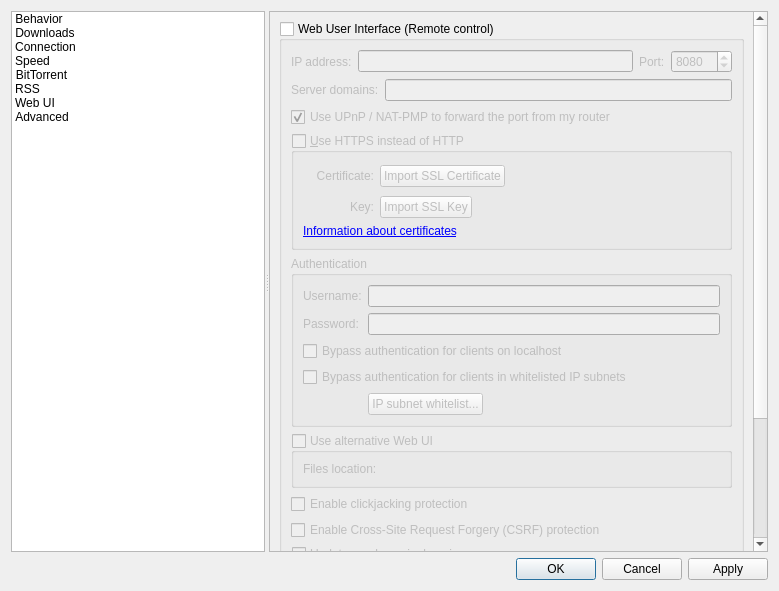
First picture: the form in src/gui/optionsdialog.ui, repository SysAdminDoc/qBittorrent-Vanced, before the edit.
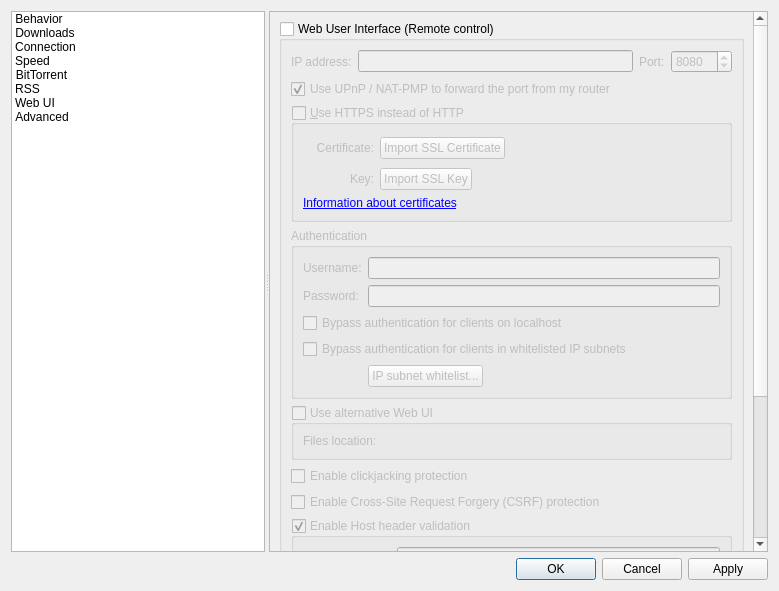
Second picture: the form after the edit. The open tabs and pages were chosen to show the change. Custom widgets are drawn as their Qt base class.

Commit message:
Add option for WebUI Host header validation
Closes #9743.

Diff of the .ui file:
```diff
--- a/src/gui/optionsdialog.ui
+++ b/src/gui/optionsdialog.ui
@@ -2944,28 +2944,6 @@
                  </item>
                 </layout>
                </item>
-               <item>
-                <layout class="QHBoxLayout" name="horizontalLayout_10">
-                 <item>
-                  <widget class="QLabel" name="labelServerDomains">
-                   <property name="text">
-                    <string>Server domains:</string>
-                   </property>
-                  </widget>
-                 </item>
-                 <item>
-                  <widget class="QLineEdit" name="textServerDomains">
-                   <property name="toolTip">
-                    <string>Whitelist for filtering HTTP Host header values.
-In order to defend against DNS rebinding attack,
-you should put in domain names used by WebUI server.
-
-Use ';' to split multiple entries. Can use wildcard '*'.</string>
-                   </property>
-                  </widget>
-                 </item>
-                </layout>
-               </item>
                <item>
                 <widget class="QCheckBox" name="checkWebUIUPnP">
                  <property name="text">
@@ -3190,6 +3168,40 @@
                  </property>
                 </widget>
                </item>
+               <item>
+                <widget class="QGroupBox" name="groupHostHeaderValidation">
+                 <property name="title">
+                  <string>Enable Host header validation</string>
+                 </property>
+                 <property name="checkable">
+                  <bool>true</bool>
+                 </property>
+                 <layout class="QVBoxLayout" name="verticalLayout_32">
+                  <item>
+                   <layout class="QHBoxLayout" name="horizontalLayout_10">
+                    <item>
+                     <widget class="QLabel" name="labelServerDomains">
+                      <property name="text">
+                       <string>Server domains:</string>
+                      </property>
+                     </widget>
+                    </item>
+                    <item>
+                     <widget class="QLineEdit" name="textServerDomains">
+                      <property name="toolTip">
+                       <string>Whitelist for filtering HTTP Host header values.
+In order to defend against DNS rebinding attack,
+you should put in domain names used by WebUI server.
+
+Use ';' to split multiple entries. Can use wildcard '*'.</string>
+                      </property>
+                     </widget>
+                    </item>
+                   </layout>
+                  </item>
+                 </layout>
+                </widget>
+               </item>
                <item>
                 <widget class="QGroupBox" name="checkDynDNS">
                  <property name="title">
```
The commit also changes 7 other files.
